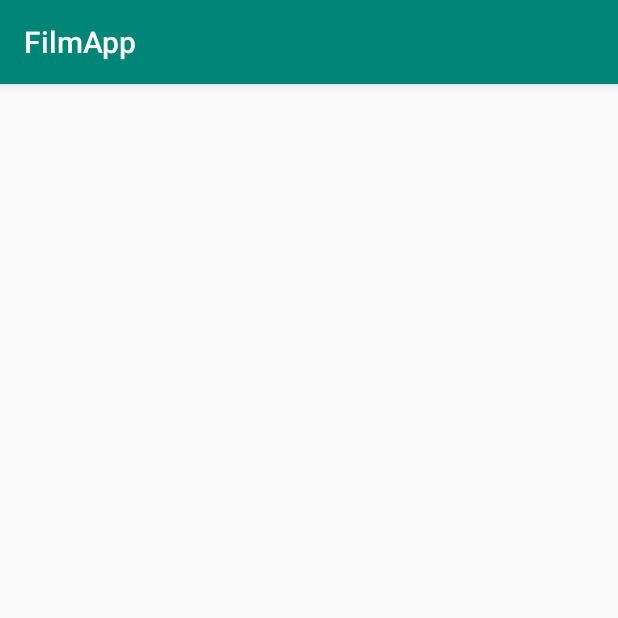
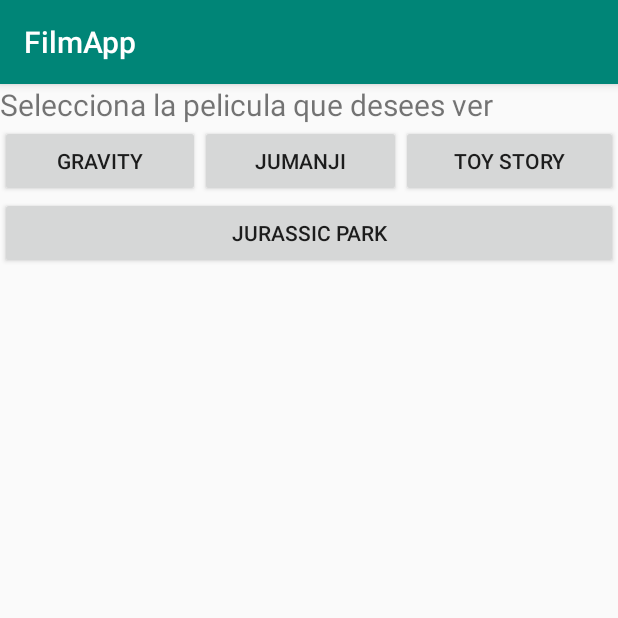
Before and after one commit to IamLAM/FilmApp, an Android app: the screen it shows after launch (MainActivity), on a phone screen of 412 x 824 dp, the top half of it. Run offline under Robolectric (Android 15) with nearby library versions, the phone set to English and light mode, and no system bars.

Commit message:
two linear layout nested

```diff
--- a/app/src/main/res/layout/activity_main.xml
+++ b/app/src/main/res/layout/activity_main.xml
@@ -10,14 +10,82 @@
     tools:context=".MainActivity">
 
 
+    <ImageView
+        android:id="@+id/imageView2"
+        android:layout_width="match_parent"
+        android:layout_height="wrap_content"
+        tools:srcCompat="@tools:sample/backgrounds/scenic"
+        android:layout_gravity="center_horizontal"
+        />
+
 
     <TextView
 
         android:layout_width="match_parent"
         android:layout_height="wrap_content"
         android:textSize="20sp"
+        android:text="@string/instrucciones"
 
         />
 
+    <LinearLayout
+        android:layout_width="match_parent"
+        android:layout_height="wrap_content"
+        android:orientation="horizontal"
+        >
+
+        <Button
+            android:layout_width="wrap_content"
+            android:layout_height="wrap_content"
+            android:layout_weight="1"
+            android:text="Gravity"
+
+            />
+
+        <Button
+            android:layout_width="wrap_content"
+            android:layout_height="wrap_content"
+            android:layout_weight="1"
+            android:text="Jumanji"
+
+            />
+
+        <Button
+            android:layout_width="wrap_content"
+            android:layout_height="wrap_content"
+            android:layout_weight="1"
+            android:text="Toy Story"
+
+            />
+
+
+
+
+
+
+
+
+
+    </LinearLayout>
+
+    <LinearLayout
+        android:layout_width="match_parent"
+        android:layout_height="wrap_content"
+        android:orientation="horizontal"
+
+        >
+
+        <Button
+            android:layout_width="match_parent"
+            android:layout_height="wrap_content"
+            android:text="Jurassic Park"
+
+            />
+
+
+
+    </LinearLayout>
+
+
 
 </LinearLayout>
--- a/app/src/main/res/values/strings.xml
+++ b/app/src/main/res/values/strings.xml
@@ -1,4 +1,4 @@
 <resources>
     <string name="app_name">FilmApp</string>
-    <string name="inst">Selecciona la película que deseas ver</string>
+    <string name="instrucciones">Selecciona la pelicula que desees ver</string>
 </resources>
```
